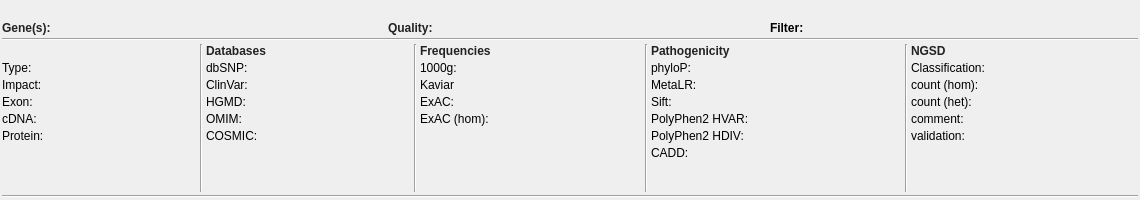
Old version of the form src/GSvar/VariantDetailsDockWidget.ui in the repository imgag/ngs-bits.
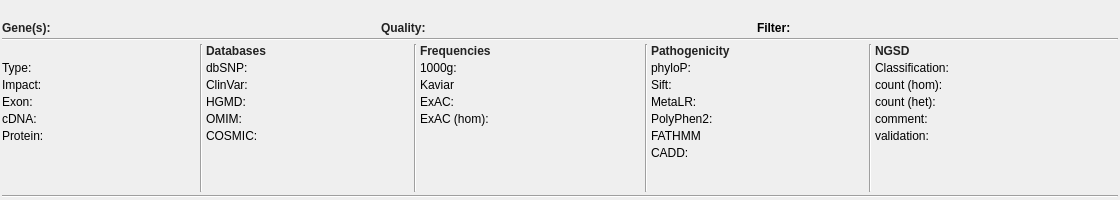
New version of the form. Icons and pictures are not drawn.

Commit message: GSvar: added FATHMM prediction score

What changed in the file:
```diff
--- a/src/GSvar/VariantDetailsDockWidget.ui
+++ b/src/GSvar/VariantDetailsDockWidget.ui
@@ -677,33 +677,33 @@
          </widget>
         </item>
         <item row="2" column="0">
-         <widget class="QLabel" name="label_17">
-          <property name="text">
-           <string>MetaLR:</string>
-          </property>
-         </widget>
-        </item>
-        <item row="2" column="1">
-         <widget class="QLabel" name="metalr">
-          <property name="minimumSize">
-           <size>
-            <width>100</width>
-            <height>0</height>
-           </size>
-          </property>
-          <property name="text">
-           <string/>
-          </property>
-         </widget>
-        </item>
-        <item row="3" column="0">
          <widget class="QLabel" name="label_18">
           <property name="text">
            <string>Sift:</string>
           </property>
          </widget>
         </item>
+        <item row="3" column="0">
+         <widget class="QLabel" name="label_17">
+          <property name="text">
+           <string>MetaLR:</string>
+          </property>
+         </widget>
+        </item>
         <item row="3" column="1">
+         <widget class="QLabel" name="metalr">
+          <property name="minimumSize">
+           <size>
+            <width>100</width>
+            <height>0</height>
+           </size>
+          </property>
+          <property name="text">
+           <string/>
+          </property>
+         </widget>
+        </item>
+        <item row="2" column="1">
          <widget class="QLabel" name="sift">
           <property name="minimumSize">
            <size>
@@ -716,30 +716,30 @@
           </property>
          </widget>
         </item>
+        <item row="4" column="1">
+         <widget class="QLabel" name="pp2">
+          <property name="minimumSize">
+           <size>
+            <width>100</width>
+            <height>0</height>
+           </size>
+          </property>
+          <property name="text">
+           <string/>
+          </property>
+         </widget>
+        </item>
         <item row="4" column="0">
          <widget class="QLabel" name="label_19">
           <property name="text">
-           <string>PolyPhen2 HVAR:</string>
-          </property>
-         </widget>
-        </item>
-        <item row="4" column="1">
-         <widget class="QLabel" name="pp2_hvar">
-          <property name="minimumSize">
-           <size>
-            <width>100</width>
-            <height>0</height>
-           </size>
-          </property>
-          <property name="text">
-           <string/>
+           <string>PolyPhen2:</string>
           </property>
          </widget>
         </item>
         <item row="5" column="0">
          <widget class="QLabel" name="label_20">
           <property name="text">
-           <string>PolyPhen2 HDIV:</string>
+           <string>FATHMM</string>
           </property>
          </widget>
         </item>
```
Left out of the diff: 2 changed lines with no effect on the pictures. The commit also changes 1 other file.
